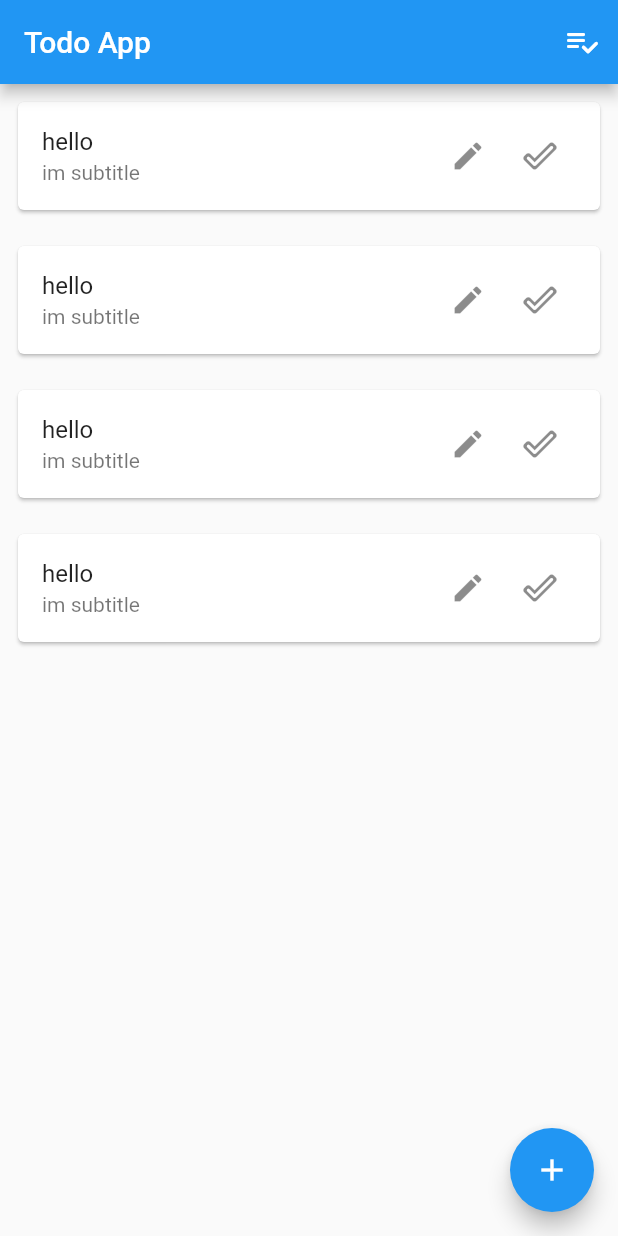
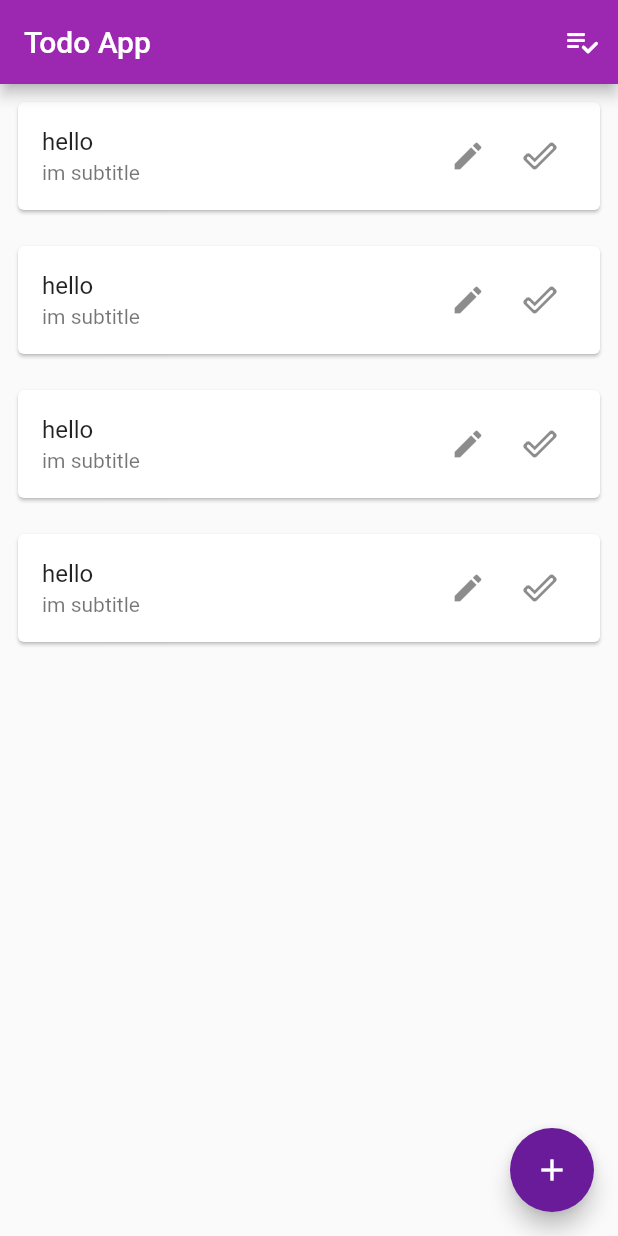
Before and after one commit to s-erfani/simple_todo_app, a Flutter app: the screen it shows after launch, on a phone screen of 412 x 824 dp. Run offline on Flutter 3.47's test engine with Material 2 defaults, Android fonts, the phone set to English and light mode, and no system bars.

Commit message:
change primary and accent color

```diff
--- a/lib/main.dart
+++ b/lib/main.dart
@@ -12,6 +12,10 @@ class MyApp extends StatelessWidget {
   @override
   Widget build(BuildContext context) {
     return MaterialApp(
+        theme: ThemeData(
+          primaryColor: Colors.purple,
+          accentColor: Colors.purple[800],
+        ),
         debugShowCheckedModeBanner: false,
         home: TodoScreen(),
         routes: {
```
Also changed, not shown: lib/ui/todo_screen.dart (+4 -3 lines).
